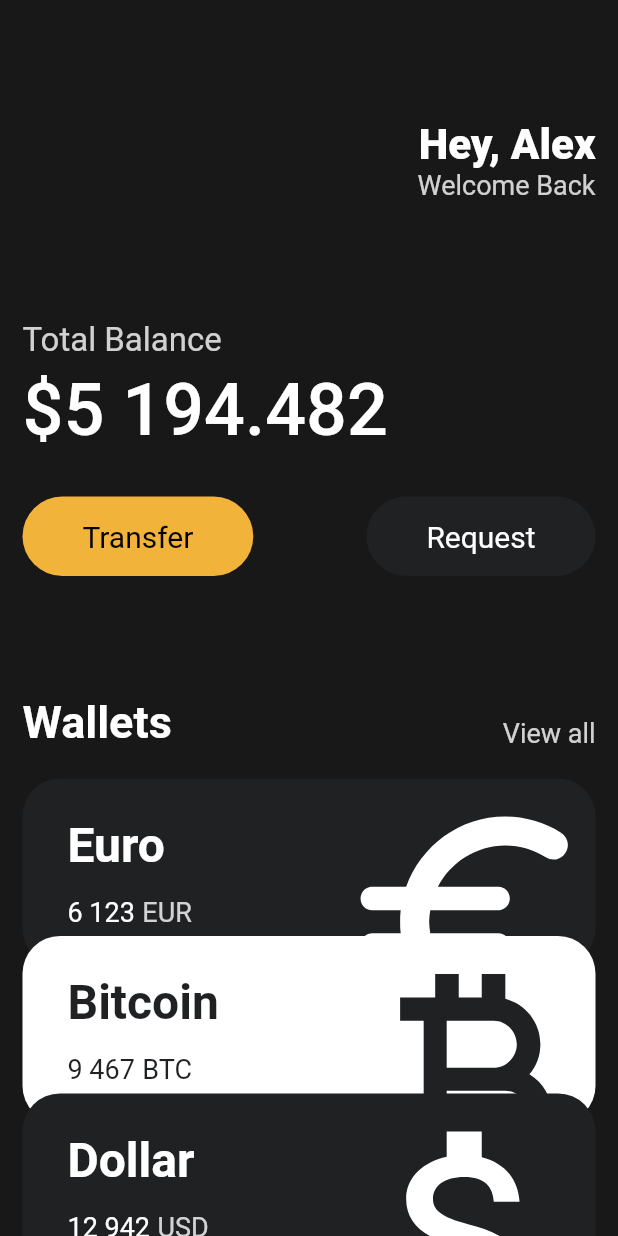
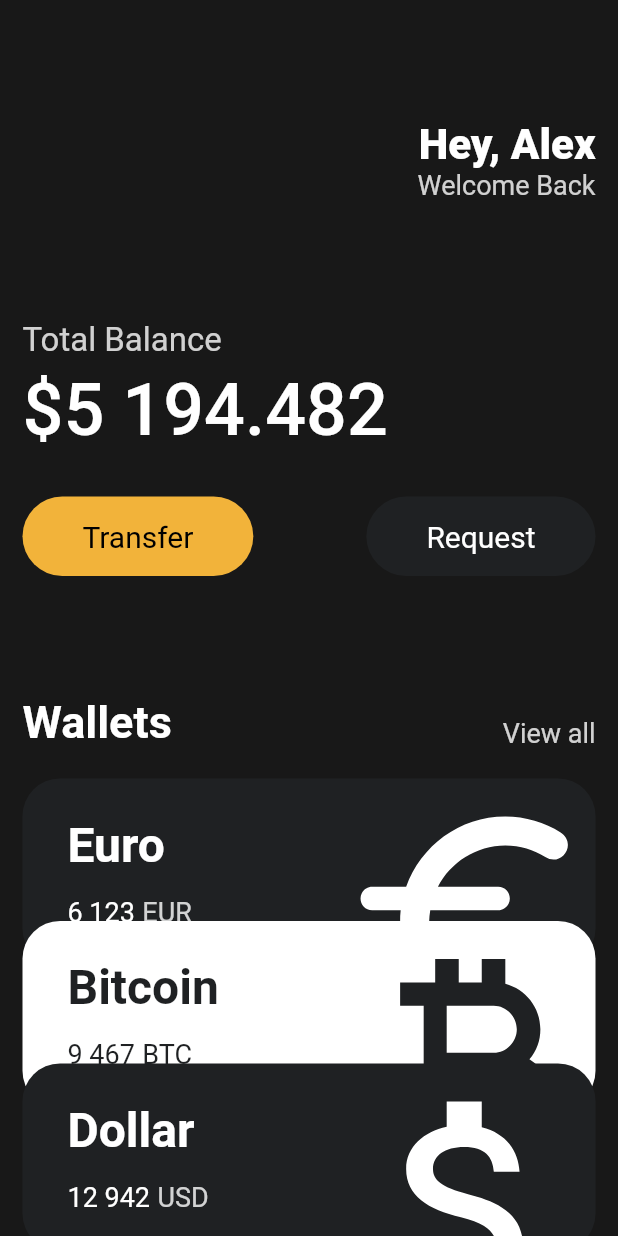
Before and after one commit to ik0675/dart_proj, a Flutter app: the screen it shows after launch, on a phone screen of 412 x 824 dp. Run offline on Flutter 3.47's test engine with Material 2 defaults, Android fonts, the phone set to English and light mode, and no system bars.

Commit message:
make resuable card

```diff
--- a/lib/main.dart
+++ b/lib/main.dart
@@ -117,26 +117,23 @@ class App extends StatelessWidget {
                     amount: '6 123',
                     icon: Icons.euro_rounded,
                     isInverted: false,
+                    order: 0,
                   ),
-                  Transform.translate(
-                    offset: const Offset(0, -20),
-                    child: const CurrencyCard(
+                  const CurrencyCard(
                     name: 'Bitcoin',
                     code: 'BTC',
                     amount: '9 467',
                     icon: Icons.currency_bitcoin,
                     isInverted: true,
+                    order: 1,
                   ),
-                  ),
-                  Transform.translate(
-                    offset: const Offset(0, -40),
-                    child: const CurrencyCard(
+                  const CurrencyCard(
                     name: 'Dollar',
                     code: 'USD',
                     amount: '12 942',
                     icon: Icons.attach_money_outlined,
                     isInverted: false,
-                    ),
+                    order: 2,
                   )
                 ],
               ),
--- a/lib/widgets/currencyCard.dart
+++ b/lib/widgets/currencyCard.dart
@@ -4,6 +4,7 @@ class CurrencyCard extends StatelessWidget {
   final String name, code, amount;
   final IconData icon;
   final bool isInverted;
+  final double order;
 
   final _blackColor = const Color(0XFF1F2123);
 
@@ -14,11 +15,14 @@ class CurrencyCard extends StatelessWidget {
     required this.amount,
     required this.icon,
     required this.isInverted,
+    required this.order,
   });
 
   @override
   Widget build(BuildContext context) {
-    return Container(
+    return Transform.translate(
+      offset: Offset(0, (-30 * order)),
+      child: Container(
         // behavior when a thing is overflow
         clipBehavior: Clip.hardEdge,
         decoration: BoxDecoration(
@@ -85,6 +89,7 @@ class CurrencyCard extends StatelessWidget {
             ],
           ),
         ),
+      ),
     );
   }
 }
```
Lines whose indentation alone changed are shown as unchanged.
